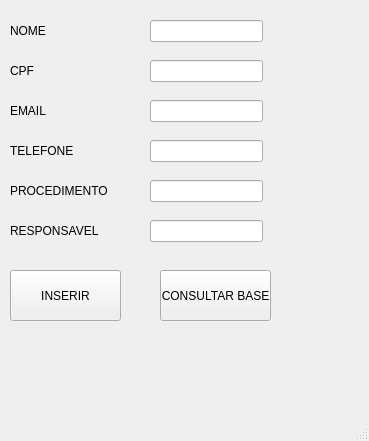
This is formulario.ui in vmeazevedo/Sistema_de_Controle_de_Atendimento_RDS-MySQL as Qt 5 draws it before an edit. The edited form follows.
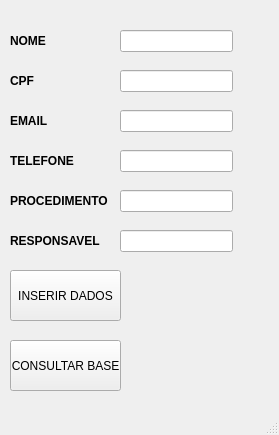
This is the edited form.

Commit message: estilização das telas

The edit to the form file:
```diff
--- a/formulario.ui
+++ b/formulario.ui
@@ -6,8 +6,8 @@
    <rect>
     <x>0</x>
     <y>0</y>
-    <width>369</width>
-    <height>441</height>
+    <width>279</width>
+    <height>435</height>
    </rect>
   </property>
   <property name="windowTitle">
@@ -18,11 +18,17 @@
     <property name="geometry">
      <rect>
       <x>10</x>
-      <y>10</y>
+      <y>20</y>
       <width>141</width>
       <height>41</height>
      </rect>
     </property>
+    <property name="font">
+     <font>
+      <weight>75</weight>
+      <bold>true</bold>
+     </font>
+    </property>
     <property name="text">
      <string>NOME</string>
     </property>
@@ -31,11 +37,17 @@
     <property name="geometry">
      <rect>
       <x>10</x>
-      <y>50</y>
+      <y>60</y>
       <width>141</width>
       <height>41</height>
      </rect>
     </property>
+    <property name="font">
+     <font>
+      <weight>75</weight>
+      <bold>true</bold>
+     </font>
+    </property>
     <property name="text">
      <string>CPF</string>
     </property>
@@ -44,11 +56,17 @@
     <property name="geometry">
      <rect>
       <x>10</x>
-      <y>90</y>
+      <y>100</y>
       <width>141</width>
       <height>41</height>
      </rect>
     </property>
+    <property name="font">
+     <font>
+      <weight>75</weight>
+      <bold>true</bold>
+     </font>
+    </property>
     <property name="text">
      <string>EMAIL</string>
     </property>
@@ -57,11 +75,17 @@
     <property name="geometry">
      <rect>
       <x>10</x>
-      <y>130</y>
+      <y>140</y>
       <width>141</width>
       <height>41</height>
      </rect>
     </property>
+    <property name="font">
+     <font>
+      <weight>75</weight>
+      <bold>true</bold>
+     </font>
+    </property>
     <property name="text">
      <string>TELEFONE</string>
     </property>
@@ -70,11 +94,17 @@
     <property name="geometry">
      <rect>
       <x>10</x>
-      <y>210</y>
+      <y>220</y>
       <width>141</width>
       <height>41</height>
      </rect>
     </property>
+    <property name="font">
+     <font>
+      <weight>75</weight>
+      <bold>true</bold>
+     </font>
+    </property>
     <property name="text">
      <string>RESPONSAVEL</string>
     </property>
@@ -83,11 +113,17 @@
     <property name="geometry">
      <rect>
       <x>10</x>
-      <y>170</y>
+      <y>180</y>
       <width>141</width>
       <height>41</height>
      </rect>
     </property>
+    <property name="font">
+     <font>
+      <weight>75</weight>
+      <bold>true</bold>
+     </font>
+    </property>
     <property name="text">
      <string>PROCEDIMENTO</string>
     </property>
@@ -102,14 +138,14 @@
      </rect>
     </property>
     <property name="text">
-     <string>INSERIR</string>
+     <string>INSERIR DADOS</string>
     </property>
    </widget>
    <widget class="QLineEdit" name="campo_1">
     <property name="geometry">
      <rect>
-      <x>150</x>
-      <y>20</y>
+      <x>120</x>
+      <y>30</y>
       <width>113</width>
       <height>22</height>
      </rect>
@@ -118,8 +154,8 @@
    <widget class="QLineEdit" name="campo_2">
     <property name="geometry">
      <rect>
-      <x>150</x>
-      <y>60</y>
+      <x>120</x>
+      <y>70</y>
       <width>113</width>
       <height>22</height>
      </rect>
@@ -128,8 +164,8 @@
    <widget class="QLineEdit" name="campo_3">
     <property name="geometry">
      <rect>
-      <x>150</x>
-      <y>100</y>
+      <x>120</x>
+      <y>110</y>
       <width>113</width>
       <height>22</height>
      </rect>
@@ -138,8 +174,8 @@
    <widget class="QLineEdit" name="campo_5">
     <property name="geometry">
      <rect>
-      <x>150</x>
-      <y>180</y>
+      <x>120</x>
+      <y>190</y>
       <width>113</width>
       <height>22</height>
      </rect>
@@ -148,8 +184,8 @@
    <widget class="QLineEdit" name="campo_6">
     <property name="geometry">
      <rect>
-      <x>150</x>
-      <y>220</y>
+      <x>120</x>
+      <y>230</y>
       <width>113</width>
       <height>22</height>
      </rect>
@@ -158,8 +194,8 @@
    <widget class="QLineEdit" name="campo_4">
     <property name="geometry">
      <rect>
-      <x>150</x>
-      <y>140</y>
+      <x>120</x>
+      <y>150</y>
       <width>113</width>
       <height>22</height>
      </rect>
@@ -168,8 +204,8 @@
    <widget class="QPushButton" name="botao_consulta">
     <property name="geometry">
      <rect>
-      <x>160</x>
-      <y>270</y>
+      <x>10</x>
+      <y>340</y>
       <width>111</width>
       <height>51</height>
      </rect>
```
Left out of the diff: 2 changed lines with no effect on the pictures. The commit also changes 2 other files.
